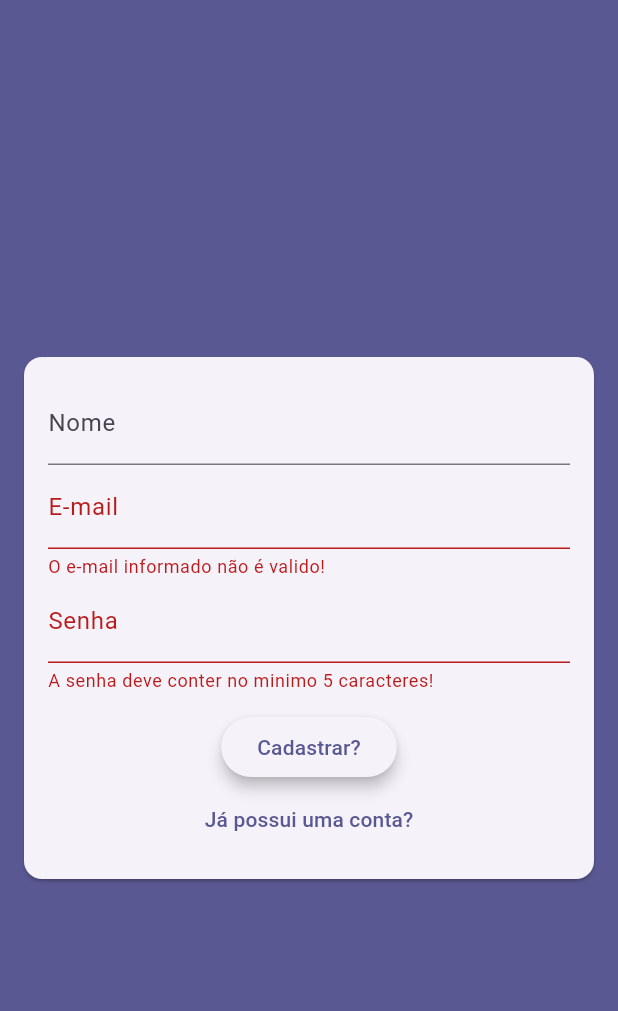
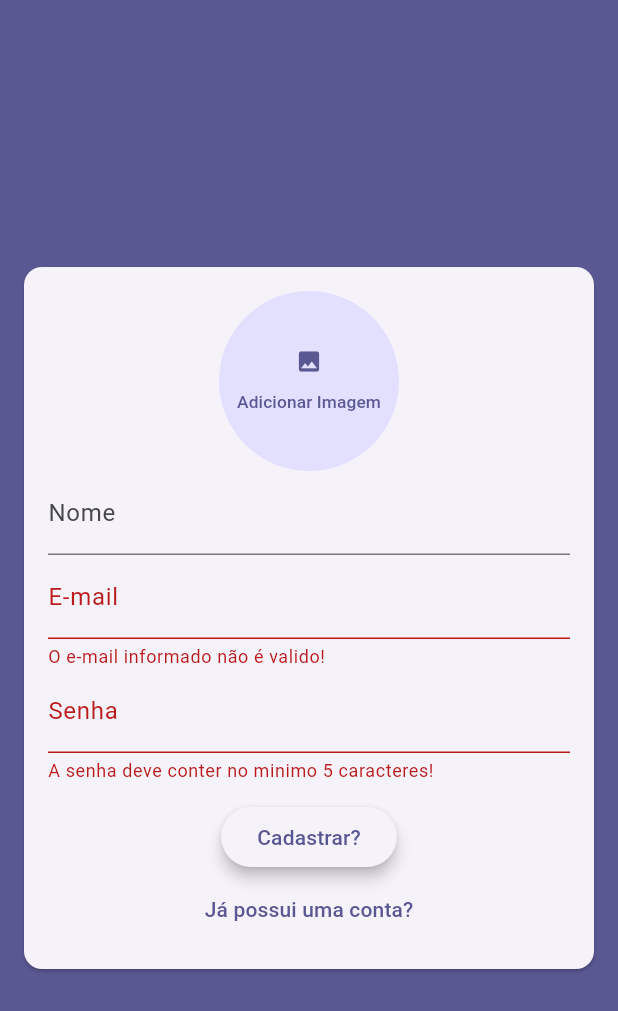
Before and after one commit to GoedertDalmolin/chat, a Flutter app: the screen it shows after launch, after a tap on "Entrar", after a tap on "Criar uma nova conta?", on a phone screen of 412 x 824 dp. Shown: the top 1011 px of the screen. Run offline on Flutter 3.47's test engine with Material 3 defaults, Android fonts, the phone set to English and light mode, and no system bars; our stand-ins replace image_picker.

Commit message:
Added user_image_picker.dart to get image from galery to create a user.

```diff
--- a/lib/pages/components/auth_form.dart
+++ b/lib/pages/components/auth_form.dart
@@ -1,4 +1,7 @@
+import 'dart:io';
+
 import 'package:chat/models/auth_form_data.dart';
+import 'package:chat/pages/components/user_image_picker.dart';
 import 'package:flutter/material.dart';
 
 class AuthForm extends StatefulWidget {
@@ -14,10 +17,26 @@ class _AuthFormState extends State<AuthForm> {
   final _formKey = GlobalKey<FormState>();
   final _authFormData = AuthFormData();
 
+  handleImagePick(File image) {
+    _authFormData.image = image;
+  }
+
+  _showError(String msg) {
+    ScaffoldMessenger.of(context).showSnackBar(
+      SnackBar(
+        content: Text(msg),
+      ),
+    );
+  }
+
   _submit() {
     final isValid = _formKey.currentState?.validate() ?? false;
 
     if (!isValid) return;
+
+    if (_authFormData.image == null && _authFormData.isSignup) {
+      return _showError('Imagem não Selecionada!!!');
+    }
 
     widget.onSubmited(_authFormData);
   }
@@ -32,6 +51,10 @@ class _AuthFormState extends State<AuthForm> {
           key: _formKey,
           child: Column(
             children: [
+              if (_authFormData.isSignup)
+                UserImagePicker(
+                  onImagePick: handleImagePick,
+                ),
               if (_authFormData.isSignup)
                 TextFormField(
                   initialValue: _authFormData.name,
--- /dev/null
+++ b/lib/pages/components/user_image_picker.dart
@@ -0,0 +1,79 @@
+import 'dart:io';
+
+import 'package:flutter/material.dart';
+import 'package:image_picker/image_picker.dart';
+
+class UserImagePicker extends StatefulWidget {
+  final Function(File image) onImagePick;
+
+  const UserImagePicker({super.key, required this.onImagePick});
+
+  @override
+  State<UserImagePicker> createState() => _UserImagePickerState();
+}
+
+class _UserImagePickerState extends State<UserImagePicker> {
+  File? _image;
+
+  _pickImage() async {
+    final picker = ImagePicker();
+
+    var pickedImage = await picker.pickImage(
+      source: ImageSource.gallery,
+      imageQuality: 100,
+      // maxWidth: 150,
+    );
+
+    if (pickedImage != null) {
+      File imageFile = File(pickedImage.path);
+
+      setState(() {
+        _image = imageFile;
+      });
+
+      widget.onImagePick(_image!);
+    }
+  }
+
+  @override
+  Widget build(BuildContext context) {
+    return Column(
+      children: [
+        CircleAvatar(
+          radius: 60,
+          backgroundImage: _image != null ? FileImage(_image!) : null,
+          child: _image != null
+              ? null
+              : TextButton(
+                  onPressed: _pickImage,
+                  child: const Column(
+                    mainAxisAlignment: MainAxisAlignment.center,
+                    children: [
+                      Icon(Icons.image),
+                      SizedBox(height: 10, width: 10),
+                      FittedBox(
+                        child: Text(
+                          'Adicionar Imagem',
+                          textAlign: TextAlign.center,
+                        ),
+                      ),
+                    ],
+                  ),
+                ),
+        ),
+        if (_image != null)
+          TextButton(
+            onPressed: _pickImage,
+            child: const Row(
+              mainAxisAlignment: MainAxisAlignment.center,
+              children: [
+                Icon(Icons.image),
+                SizedBox(width: 10),
+                Text('Alterar Imagem'),
+              ],
+            ),
+          ),
+      ],
+    );
+  }
+}
```
Also changed, not shown: lib/pages/auth_page.dart (+12 -7 lines).
